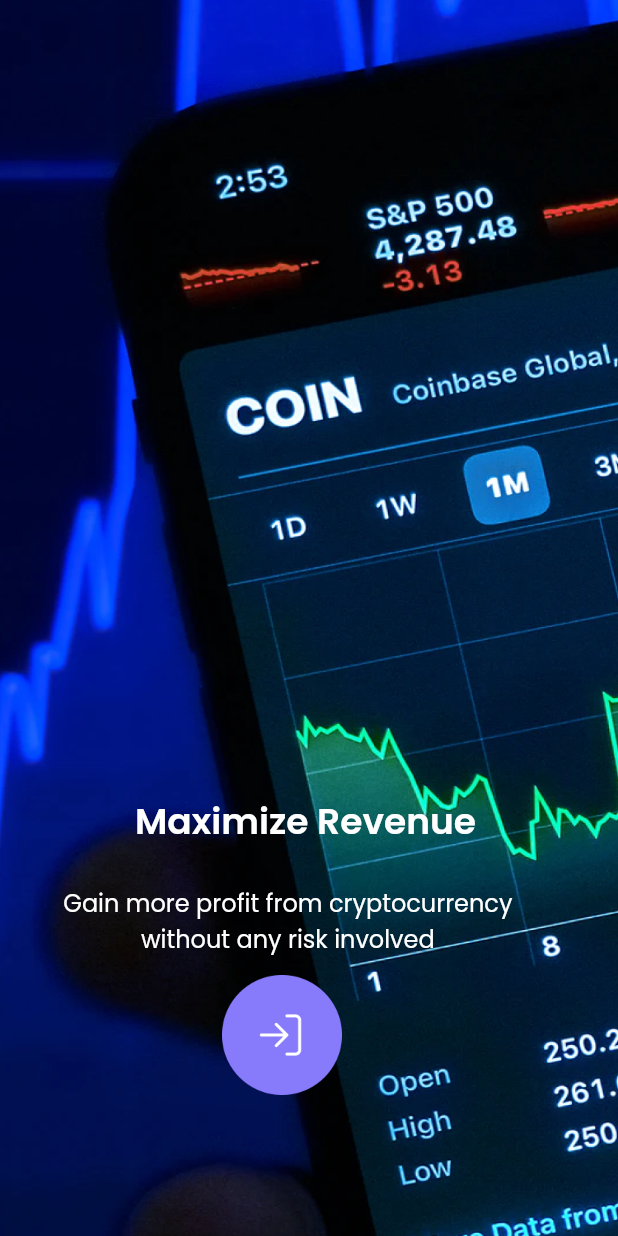
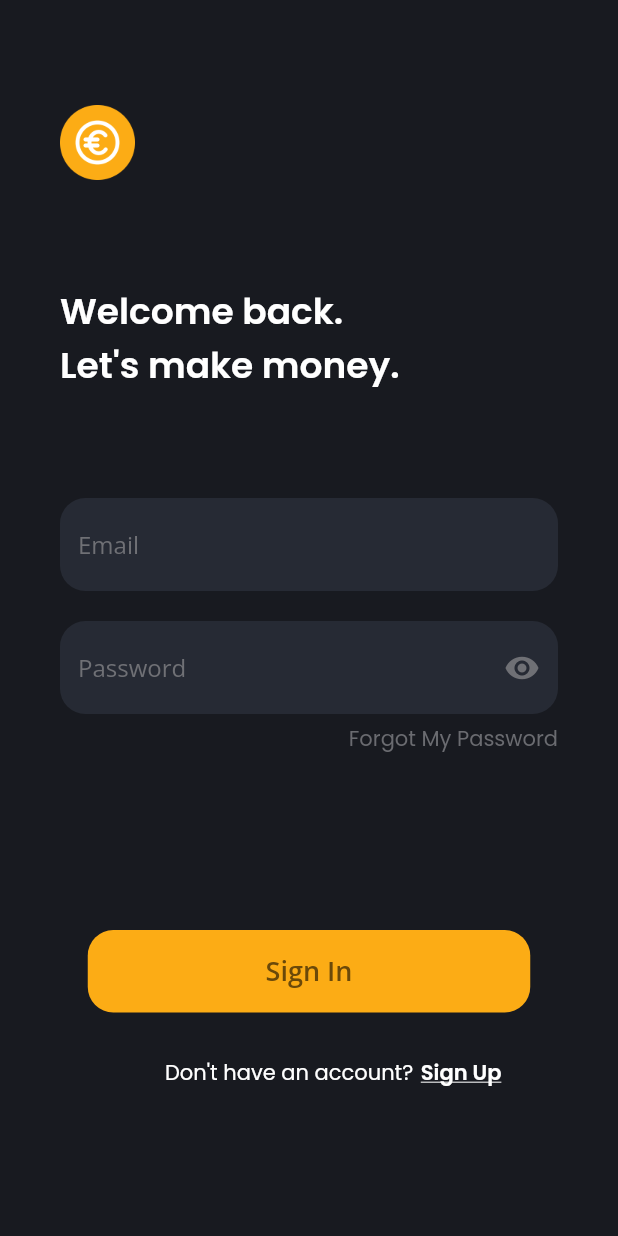
Before and after one commit to Jerry2204/Seven-Days-Flutter, a Flutter app: the screen it shows after launch, on a phone screen of 412 x 824 dp. Run offline on Flutter 3.47's test engine with Material 2 defaults, Android fonts, the phone set to English and light mode, and no system bars; our stand-ins replace google_fonts.

Commit message:
first sign in

```diff
--- a/lib/main.dart
+++ b/lib/main.dart
@@ -1,4 +1,5 @@
 import 'package:flutter/material.dart';
+import 'package:sevendays/pages/first_signin.dart';
 import 'package:sevendays/pages/first_splash.dart';
 import 'package:sevendays/pages/first_started.dart';
 
@@ -9,7 +10,7 @@ class SevenDays extends StatelessWidget {
   Widget build(BuildContext context) {
     return MaterialApp(
       debugShowCheckedModeBanner: false,
-      home: FirstStarted(),
+      home: FirstSignIn(),
     );
   }
 }
--- /dev/null
+++ b/lib/pages/first_signin.dart
@@ -0,0 +1,137 @@
+import 'package:flutter/material.dart';
+import 'package:google_fonts/google_fonts.dart';
+
+class FirstSignIn extends StatelessWidget {
+  @override
+  Widget build(BuildContext context) {
+    return Scaffold(
+      backgroundColor: Color(0xff181A20),
+      body: Padding(
+        padding: const EdgeInsets.only(
+          top: 70.0,
+          left: 40,
+          right: 40,
+        ),
+        child: Column(
+          crossAxisAlignment: CrossAxisAlignment.start,
+          children: [
+            Image.asset(
+              'assets/coin.png',
+              width: 50,
+            ),
+            SizedBox(height: 70),
+            Text(
+              'Welcome back. \nLet\'s make money.',
+              style: GoogleFonts.poppins(
+                textStyle: TextStyle(
+                  color: Colors.white,
+                  fontSize: 24,
+                  fontWeight: FontWeight.w600,
+                ),
+              ),
+            ),
+            SizedBox(height: 70),
+            TextFormField(
+              style: GoogleFonts.openSans(
+                color: Colors.white,
+              ),
+              decoration: InputDecoration(
+                fillColor: Color(0xff262A34),
+                filled: true,
+                border: OutlineInputBorder(
+                  borderRadius: BorderRadius.circular(17),
+                  borderSide: BorderSide.none,
+                ),
+                hintText: 'Email',
+                hintStyle: GoogleFonts.openSans(
+                  color: Color(0xff6F7075),
+                ),
+              ),
+            ),
+            SizedBox(height: 20),
+            TextFormField(
+              obscureText: true,
+              style: GoogleFonts.openSans(
+                color: Colors.white,
+              ),
+              decoration: InputDecoration(
+                  fillColor: Color(0xff262A34),
+                  filled: true,
+                  border: OutlineInputBorder(
+                    borderRadius: BorderRadius.circular(17),
+                    borderSide: BorderSide.none,
+                  ),
+                  hintText: 'Password',
+                  hintStyle: GoogleFonts.openSans(
+                    color: Color(0xff6F7075),
+                  ),
+                  suffixIcon: Icon(
+                    Icons.visibility,
+                    color: Color(0xff6F7075),
+                  )),
+            ),
+            SizedBox(height: 6),
+            Container(
+              alignment: Alignment(1, 0.5),
+              child: Text(
+                'Forgot My Password',
+                style: GoogleFonts.poppins(
+                  color: Color(0xff6A6B70),
+                ),
+              ),
+            ),
+            SizedBox(height: 117),
+            Center(
+              child: Container(
+                width: 295,
+                height: 55,
+                child: TextButton(
+                  style: TextButton.styleFrom(
+                    shape: RoundedRectangleBorder(
+                      borderRadius: BorderRadius.circular(17),
+                    ),
+                    backgroundColor: Color(0xffFCAC15),
+                  ),
+                  onPressed: () {},
+                  child: Text(
+                    'Sign In',
+                    style: GoogleFonts.openSans(
+                      color: Color(0xff6B4909),
+                      fontSize: 18,
+                      fontWeight: FontWeight.w600,
+                    ),
+                  ),
+                ),
+              ),
+            ),
+            Padding(
+              padding: const EdgeInsets.only(
+                top: 30,
+                left: 70,
+              ),
+              child: Row(
+                children: [
+                  Text(
+                    "Don't have an account?",
+                    style: GoogleFonts.poppins(
+                      color: Colors.white,
+                    ),
+                  ),
+                  SizedBox(width: 5),
+                  Text(
+                    'Sign Up',
+                    style: GoogleFonts.poppins(
+                      color: Colors.white,
+                      fontWeight: FontWeight.w600,
+                      decoration: TextDecoration.underline,
+                    ),
+                  ),
+                ],
+              ),
+            )
+          ],
+        ),
+      ),
+    );
+  }
+}
```
Also changed, not shown: assets/coin.png (added), assets/paper_ilustration.png (added).
